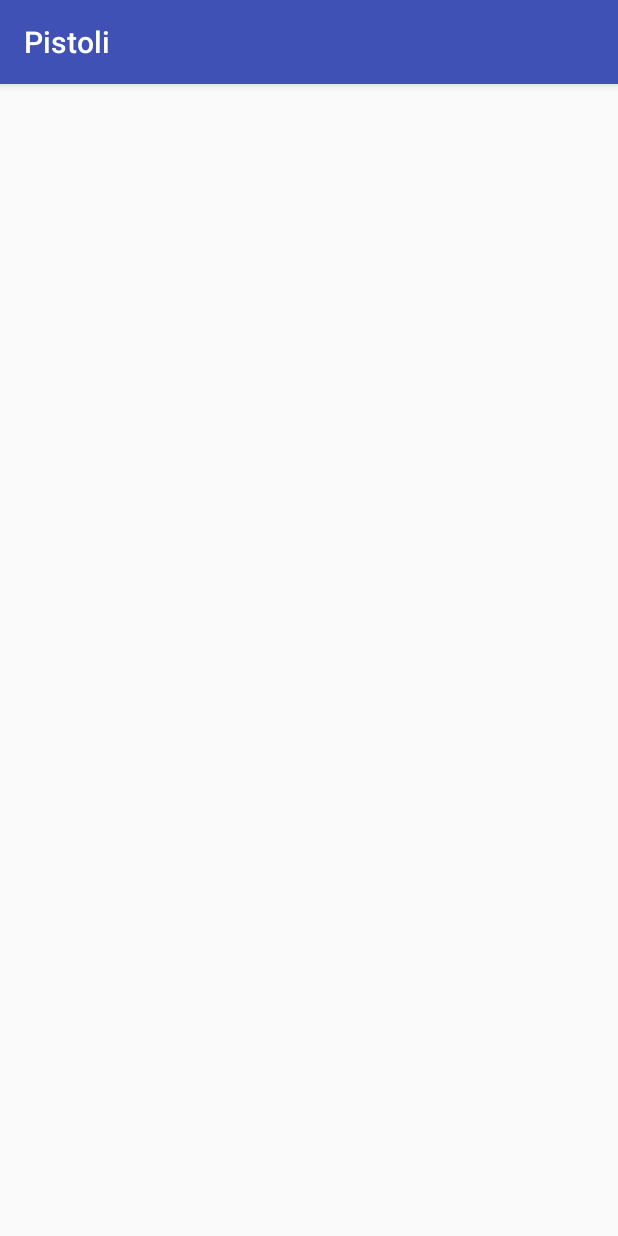
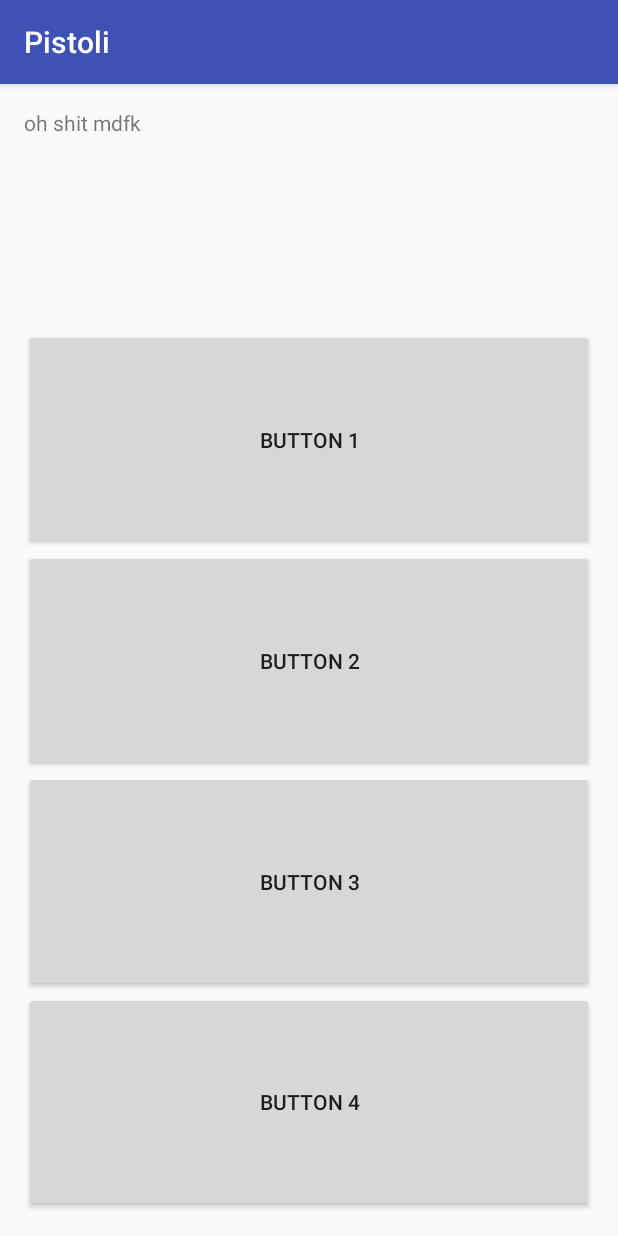
Before and after one commit to DavidHernandezVilalta/Pistoli, an Android app: the screen it shows after launch (MainActivity), on a phone screen of 412 x 824 dp. Run offline under Robolectric (Android 15) with nearby library versions, the phone set to English and light mode, and no system bars.

Commit message:
Update 15.55

```diff
--- a/app/src/main/AndroidManifest.xml
+++ b/app/src/main/AndroidManifest.xml
@@ -15,6 +15,8 @@
                 <category android:name="android.intent.category.LAUNCHER" />
             </intent-filter>
         </activity>
+        <activity android:name=".Main2Activity" />
+        <activity android:name=".Main3Activity" />
     </application>
 
 </manifest>
--- a/app/src/main/java/com/davidhernandezvilaltagmail/pistoli/MainActivity.java
+++ b/app/src/main/java/com/davidhernandezvilaltagmail/pistoli/MainActivity.java
@@ -3,18 +3,64 @@ package com.davidhernandezvilaltagmail.pistoli;
 import android.os.Bundle;
 import android.support.v7.app.AppCompatActivity;
 import android.util.Log;
+import android.view.View;
+import android.widget.Button;
+import android.widget.TextView;
 
-public class MainActivity extends AppCompatActivity {
+public class MainActivity extends AppCompatActivity implements View.OnClickListener{
     private static final String TAG = "MainActivity";
-    private int numero;
+  //  private int numero;
+    TextView texto;
+    private void setText(String text) {
+        texto.setText(text);
+    }
+    Button buttonOne, buttonTwo, buttonThree;
     @Override
     protected void onCreate(Bundle savedInstanceState) {
         super.onCreate(savedInstanceState);
-        Log.v(TAG, "onCreate");
         setContentView(R.layout.activity_main);
-        numero = 0;
+        buttonOne = (Button) findViewById(R.id.button1);
+        buttonTwo = (Button) findViewById(R.id.button2);
+        buttonThree = (Button) findViewById(R.id.button3);
+        texto = (TextView) findViewById(R.id.textaco);
+        texto.setText("oh shit mdfk");
+
+
+        buttonOne.setOnClickListener(new View.OnClickListener() {
+            @Override
+            public void onClick(View v) {
+                Log.v(TAG, "SOY EL BOTON 1");
+                setText("PULSADO EL BOTON 1");
+            }
+        });
+
+
+        buttonTwo.setOnClickListener(this);
+        buttonThree.setOnClickListener(this);
     }
-    //new update 2.0
+
+    @Override
+    public void onClick(View v) {
+        switch (v.getId()) {
+            case R.id.button1:
+                Log.v(TAG, "SOY EL BOTON 1 en this");
+                break;
+            case R.id.button2:
+                Log.v(TAG, "SOY EL BOTON 2");
+                setText("PULSADO EL BOTON 2");
+                break;
+            case R.id.button3:
+                Log.v(TAG, "SOY EL BOTON 3");
+                setText("PULSADO EL BOTON 3");
+                break;
+
+        }
+    }
+    public void mehandao(View v) {
+        Log.v(TAG, "SOY EL BOTON 4");
+        setText("PULSADO EL BOTON 4");
+    }
+    /*
     @Override
     protected void onStart() {
         super.onStart();
@@ -26,5 +72,5 @@ public class MainActivity extends AppCompatActivity {
         super.onStop();
         Log.v(TAG, "onStop");
         numero = 2;
-    }
+    }*/
 }
--- a/app/src/main/res/layout/activity_main.xml
+++ b/app/src/main/res/layout/activity_main.xml
@@ -1,5 +1,5 @@
 <?xml version="1.0" encoding="utf-8"?>
-<RelativeLayout xmlns:android="http://schemas.android.com/apk/res/android"
+<LinearLayout xmlns:android="http://schemas.android.com/apk/res/android"
     xmlns:tools="http://schemas.android.com/tools"
     android:id="@+id/activity_main"
     android:layout_width="match_parent"
@@ -8,15 +8,45 @@
     android:paddingLeft="@dimen/activity_horizontal_margin"
     android:paddingRight="@dimen/activity_horizontal_margin"
     android:paddingTop="@dimen/activity_vertical_margin"
+    android:orientation="vertical"
     tools:context="com.davidhernandezvilaltagmail.pistoli.MainActivity">
 
+
     <TextView
-        android:layout_width="wrap_content"
-        android:layout_height="wrap_content"
-        android:id="@+id/textView"
-        android:layout_marginTop="85dp"
-        android:layout_alignParentTop="true"
-        android:layout_centerHorizontal="true"
-        android:textSize="80sp" />
+        android:id="@+id/textaco"
+        android:layout_width="match_parent"
+        android:layout_height="match_parent"
+        android:layout_weight="1"
+        android:text=""
+        />
+    <Button
+        android:id="@+id/button1"
+        android:text="Button 1"
+        android:layout_width="match_parent"
+        android:layout_height="match_parent"
+        android:layout_weight="1"
+        />
 
-</RelativeLayout>
+    <Button
+        android:layout_weight="1"
+        android:text="button 2"
+        android:id="@+id/button2"
+        android:layout_width="match_parent"
+        android:layout_height="match_parent"
+         />
+    <Button
+        android:layout_weight="1"
+        android:id="@+id/button3"
+        android:layout_width="match_parent"
+        android:layout_height="match_parent"
+        android:text="Button 3"
+        />
+    <Button
+        android:layout_weight="1"
+        android:id="@+id/button4"
+        android:layout_width="match_parent"
+        android:layout_height="match_parent"
+        android:text="Button 4"
+        android:onClick="mehandao"
+        />
+</LinearLayout>
--- a/app/src/main/res/values/strings.xml
+++ b/app/src/main/res/values/strings.xml
@@ -1,3 +1,5 @@
 <resources>
     <string name="app_name">Pistoli</string>
+    <string name="texttoActivity">1</string>
+    <string name="textActivity2">2</string>
 </resources>
```
Also changed, not shown: app/src/main/java/com/davidhernandezvilaltagmail/pistoli/Main2Activity.java (added, +13 -0 lines), app/src/main/java/com/davidhernandezvilaltagmail/pistoli/Main3Activity.java (added, +13 -0 lines), app/src/main/res/layout/activity_main2.xml (added, +27 -0 lines), app/src/main/res/layout/activity_main3.xml (added, +30 -0 lines).
